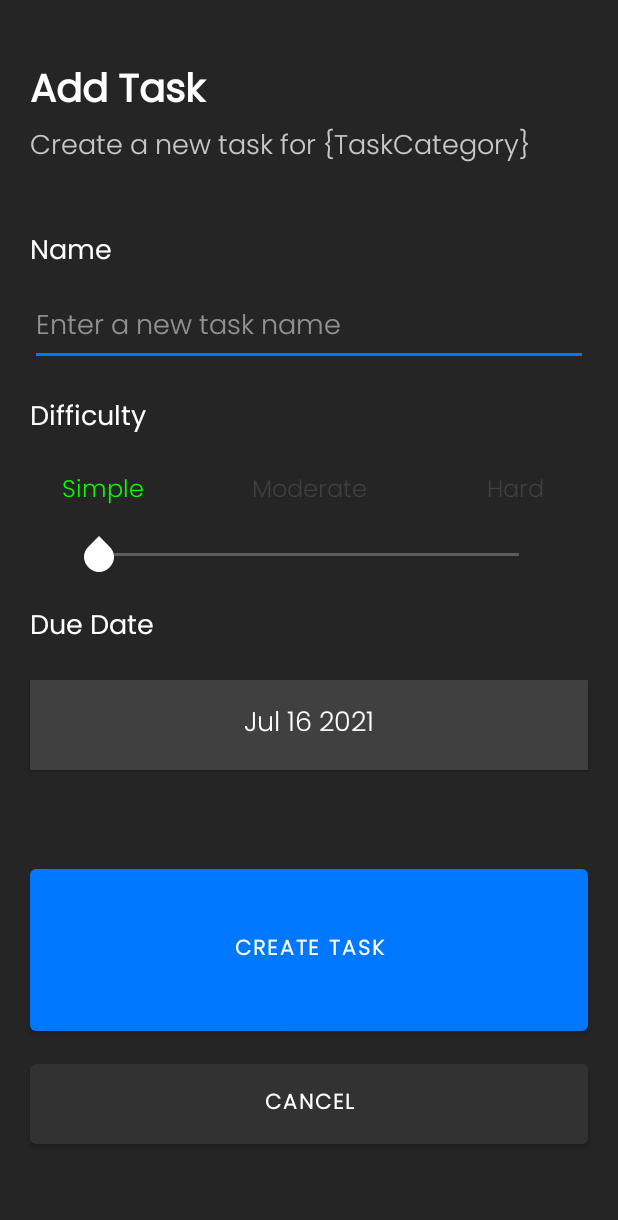
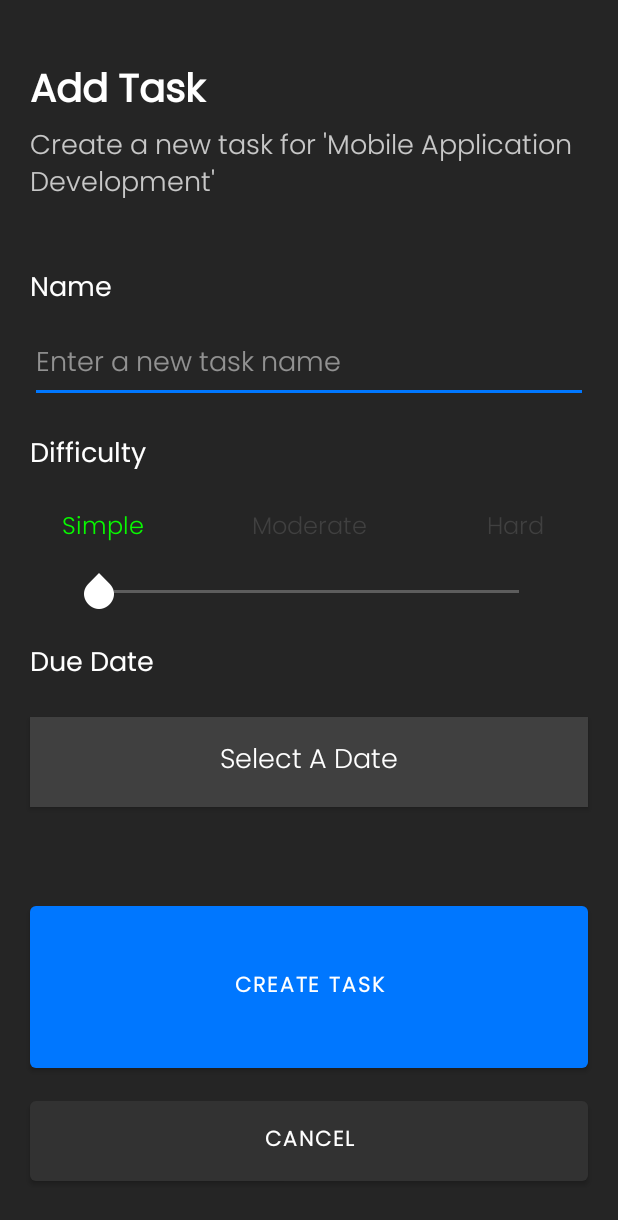
Before and after one commit to s10208233/PTL-MAD-ASSIGNMENT, an Android app: the screen it shows after launch (AddTaskActivity), after a tap on an icon or button, on a phone screen of 412 x 824 dp. Shown: the top 1220 px of the screen. Run offline under Robolectric (Android 15) with nearby library versions, the phone set to English and light mode, and no system bars; libraries missing offline, so code that uses them is left out: androidx.constraintlayout.solver; 1 other tap on this screen came first.

Commit message:
Task Object converted Dates datatypes into Strings, Created function for Creating Task, UX features: Name input field blank prompts toast message and tints edittext red

```diff
--- a/app/src/main/java/sg/edu/np/mad/remembertodo/AddTaskActivity.java
+++ b/app/src/main/java/sg/edu/np/mad/remembertodo/AddTaskActivity.java
@@ -1,6 +1,7 @@
 package sg.edu.np.mad.remembertodo;
 
 import androidx.annotation.ColorInt;
+import androidx.annotation.RequiresApi;
 import androidx.appcompat.app.AppCompatActivity;
 import androidx.appcompat.widget.ResourceManagerInternal;
 
@@ -9,15 +10,20 @@ import android.app.AlertDialog;
 import android.app.DatePickerDialog;
 import android.content.Intent;
 import android.graphics.Color;
+import android.os.Build;
 import android.os.Bundle;
 import android.view.View;
 import android.widget.Button;
 import android.widget.DatePicker;
+import android.widget.EditText;
 import android.widget.SeekBar;
 import android.widget.TextView;
 import android.widget.Toast;
 
 import java.util.Calendar;
+
+//  static_categorylist to be converted to database
+import static sg.edu.np.mad.remembertodo.ViewTaskActivity.static_categorylist;
 
 public class AddTaskActivity extends AppCompatActivity {
 
@@ -29,30 +35,42 @@ public class AddTaskActivity extends AppCompatActivity {
         super.onCreate(savedInstanceState);
         setContentView(R.layout.activity_add_task);
 
+        //  Receiving Information From Intent
+        Intent intent_extra = getIntent();
+        String task_category_name = intent_extra.getStringExtra("TaskCategoryName");
+        int task_category_position = intent_extra.getIntExtra("TaskCategoryPosition",0);
+
+        //  UX Message: Subtitle category name
+        TextView subtitle_message = findViewById(R.id.AddTaskSubtitle);
+        subtitle_message.setText("Create a new task for '" + task_category_name + "'");
+
+        //  EditText TaskName
+        EditText new_task_name_edittext = findViewById(R.id.editTextNewTaskName);
+
         //  Difficulty Seekbar
-        SeekBar diffseekbar = findViewById(R.id.addTaskDifficultySeekbar);
+        SeekBar difficulty_seekbar = findViewById(R.id.addTaskDifficultySeekbar);
         TextView feedback_simple = findViewById(R.id.diffTextSimple);
         TextView feedback_moderate = findViewById(R.id.diffTextModerate);
         TextView feedback_hard = findViewById(R.id.diffTextHard);
 
-        diffseekbar.setOnSeekBarChangeListener(new SeekBar.OnSeekBarChangeListener() {
+        difficulty_seekbar.setOnSeekBarChangeListener(new SeekBar.OnSeekBarChangeListener() {
             @Override
             public void onProgressChanged(SeekBar seekBar, int i, boolean b) {
 
                 if (seekBar.getProgress() == 0){
-                    feedback_simple.setTextColor(Color.GREEN);
-                    feedback_moderate.setTextColor(Color.GRAY);
-                    feedback_hard.setTextColor(Color.GRAY);
+                    feedback_simple.setTextColor(getApplicationContext().getResources().getColorStateList(R.color.simple));
+                    feedback_moderate.setTextColor(getApplicationContext().getResources().getColorStateList(R.color.gray));
+                    feedback_hard.setTextColor(getApplicationContext().getResources().getColorStateList(R.color.gray));
                 }
                 if (seekBar.getProgress() == 1){
-                    feedback_simple.setTextColor(Color.GRAY);
-                    feedback_moderate.setTextColor(Color.YELLOW);
-                    feedback_hard.setTextColor(Color.GRAY);
+                    feedback_simple.setTextColor(getApplicationContext().getResources().getColorStateList(R.color.gray));
+                    feedback_moderate.setTextColor(getApplicationContext().getResources().getColorStateList(R.color.moderate));
+                    feedback_hard.setTextColor(getApplicationContext().getResources().getColorStateList(R.color.gray));
                 }
                 if (seekBar.getProgress() == 2){
-                    feedback_simple.setTextColor(Color.GRAY);
-                    feedback_moderate.setTextColor(Color.GRAY);
-                    feedback_hard.setTextColor(Color.RED);
+                    feedback_simple.setTextColor(getApplicationContext().getResources().getColorStateList(R.color.gray));
+                    feedback_moderate.setTextColor(getApplicationContext().getResources().getColorStateList(R.color.gray));
+                    feedback_hard.setTextColor(getApplicationContext().getResources().getColorStateList(R.color.hard));
                 }
             }
 
@@ -67,24 +85,39 @@ public class AddTaskActivity extends AppCompatActivity {
             }
         });
 
-        //  Date Picker
+        //  Date Picker Button
         initDatePicker();
         dateButton = findViewById(R.id.datePickerButton);
-        dateButton.setText(getTodaysDate());
+        //  dateButton.setText(getTodaysDate());
 
-        //  Create Task
+        //  Create Task Button
         findViewById(R.id.createTaskBtn).setOnClickListener(new View.OnClickListener() {
+            @RequiresApi(api = Build.VERSION_CODES.LOLLIPOP)
             @Override
             public void onClick(View view) {
-
+                //  Task Object Parameters
+                String TaskName_value = new_task_name_edittext.getText().toString();
+                int Difficulty_value = difficulty_seekbar.getProgress();
+                String DueDate_value = dateButton.getText().toString();
+                if (TaskName_value.matches("")){
+                    new_task_name_edittext.setBackgroundTintList(getApplicationContext().getResources().getColorStateList(R.color.hard));
+                    Toast.makeText(AddTaskActivity.this, "Please give this task a name!", Toast.LENGTH_SHORT).show();
+                }
+                else{
+                    if (DueDate_value.matches("Select A Date")){
+                        DueDate_value = "-";
+                    }
+                    Task NewTaskObject = new Task(TaskName_value, Difficulty_value, DueDate_value,false, getTodaysDate());
+                    static_categorylist.get(task_category_position).getTaskList().add(NewTaskObject);
+                    finish();
+                }
             }
         });
 
-        //  CANCEL BUTTON
+        //  Cancel Button
         findViewById(R.id.cancelTaskBtn).setOnClickListener(new View.OnClickListener() {
             @Override
             public void onClick(View view) {
-                startActivity(new Intent(AddTaskActivity.this, ViewTaskActivity.class));
                 finish();
             }
         });
--- /dev/null
+++ b/app/src/main/java/sg/edu/np/mad/remembertodo/CombinedTaskDatabaseHandler.java
@@ -0,0 +1,88 @@
+package sg.edu.np.mad.remembertodo;
+
+import android.content.ContentValues;
+import android.content.Context;
+import android.database.Cursor;
+import android.database.sqlite.SQLiteDatabase;
+import android.database.sqlite.SQLiteOpenHelper;
+import java.util.ArrayList;
+
+public class CombinedTaskDatabaseHandler extends SQLiteOpenHelper {
+
+    public static String DATABASE_NAME = "taskcategory.db";
+    public static String TASKCATEGORY = "TaskCategory";
+    public static String COLUMN_TASKCATEGORYNAME = "TaskCategoryName";
+    public static String COLUMN_COLORCODE = "ColorCode";
+    public static String COLUMN_TASKNAME = "TaskName";
+    public static String COLUMN_DIFFICULTY = "Difficulty";
+    public static String COLUMN_DUEDATE = "DueDate";
+    public static String COLUMN_COMPLETEBOOL = "Completed";
+    public static String COLUMN_CREATEDDATE = "CreatedDate";
+    public static int DATABASE_VERSION = 1;
+
+    public CombinedTaskDatabaseHandler(Context context, String name, SQLiteDatabase.CursorFactory factory, int version)
+    {
+        super(context, DATABASE_NAME, factory, DATABASE_VERSION);
+    }
+
+    @Override
+    public void onCreate(SQLiteDatabase db) {
+        db.execSQL(
+                "CREATE TABLE " + TASKCATEGORY + "(" +
+                        COLUMN_TASKCATEGORYNAME + " TEXT," +
+                        COLUMN_COLORCODE + " TEXT," +
+                        COLUMN_TASKNAME + " TEXT," +
+                        COLUMN_DIFFICULTY + " TEXT," +
+                        COLUMN_DUEDATE + " TEXT," +
+                        COLUMN_COMPLETEBOOL + " INTEGER," +
+                        COLUMN_CREATEDDATE + " TEXT)"
+        );
+    }
+
+    @Override
+    public void onUpgrade(SQLiteDatabase db, int i, int i1) {
+        db.execSQL("DROP TABLE IF EXISTS " + TASKCATEGORY);
+        onCreate(db);
+    }
+
+
+    //  NOTE TO SELF: More needed, AddTask, Remove Task, getTaskCategoryList
+
+//    public ArrayList<TaskCategory> getTaskCategoryList(){
+//        ArrayList<TaskCategory> TaskCategoryList = new ArrayList<>();
+//
+//        SQLiteDatabase db = this.getReadableDatabase();
+//        Cursor cursor = db.rawQuery("SELECT * FROM "+ TASKCATEGORY,null);
+//        try{
+//            while (cursor.moveToNext()) {
+//                boolean followquery;
+//                if((cursor.getInt(3)==1)){
+//                    followquery = true;
+//                }else{followquery = false;}
+//                TaskCategoryList.add(new TaskCategory(
+//                        cursor.getString(0),
+//                        cursor.getString(1),
+//                        cursor.getInt(2),
+//                        followquery));
+//            }
+//        }
+//        finally {
+//            cursor.close();
+//            return TaskCategoryList;
+//        }
+//    }
+
+//    public void addTask(Task task){
+//        ContentValues values = new ContentValues();
+//        values.put(COLUMN_TASKNAME,task.getTaskName());
+//        values.put(COLUMN_DESC,task.get());
+//        values.put(COLUMN_ID,user.getId());
+//        int boolVal;
+//        if(user.isFollowed() == true){boolVal = 1;} else{boolVal=0;}
+//        values.put(COLUMN_FOLLOWED,boolVal);
+//
+//        SQLiteDatabase db = this.getWritableDatabase();
+//        db.insert(USERS,null, values);
+//        db.close();
+//    }
+}
--- a/app/src/main/java/sg/edu/np/mad/remembertodo/Task.java
+++ b/app/src/main/java/sg/edu/np/mad/remembertodo/Task.java
@@ -6,11 +6,11 @@ public class Task {
 
     private String TaskName;
     private int Difficulty;
-    private Date DueDate;
+    private String DueDate;
     private boolean Completed;
-    private Date DateCreated;
+    private String DateCreated;
 
-    public Task(String TaskName, int Difficulty, Date DueDate, boolean Completed, Date DateCreated){
+    public Task(String TaskName, int Difficulty, String DueDate, boolean Completed, String DateCreated){
         this.TaskName = TaskName;
         this.Difficulty = Difficulty;
         this.DateCreated = DateCreated;
@@ -26,19 +26,19 @@ public class Task {
         TaskName = taskName;
     }
 
-    public Date getDateCreated() {
-        return DateCreated;
+    public int getDifficulty() {
+        return Difficulty;
     }
 
-    public void setDateCreated(Date dateCreated) {
-        DateCreated = dateCreated;
+    public void setDifficulty(int difficulty) {
+        Difficulty = difficulty;
     }
 
-    public Date getDueDate() {
+    public String getDueDate() {
         return DueDate;
     }
 
-    public void setDueDate(Date dueDate) {
+    public void setDueDate(String dueDate) {
         DueDate = dueDate;
     }
 
@@ -49,4 +49,12 @@ public class Task {
     public void setCompleted(boolean completed) {
         Completed = completed;
     }
+
+    public String getDateCreated() {
+        return DateCreated;
+    }
+
+    public void setDateCreated(String dateCreated) {
+        DateCreated = dateCreated;
+    }
 }
--- a/app/src/main/java/sg/edu/np/mad/remembertodo/TaskAdapter.java
+++ b/app/src/main/java/sg/edu/np/mad/remembertodo/TaskAdapter.java
@@ -28,13 +28,18 @@ public class TaskAdapter extends RecyclerView.Adapter<TaskViewHolder> {
     @Override
     public void onBindViewHolder(TaskViewHolder holder, int position) {
 
+        //  Task Name
         holder.Single_Task_Name.setText(data.get(position).getTaskName());
-        holder.Single_Task_DueDate.setText(data.get(position).getDueDate().toString());
 
-        if (data.get(position).isCompleted() == true) {
+        //  Task Due Date
+        holder.Single_Task_DueDate.setText(data.get(position).getDueDate());
+
+        //  Checkbox
+        if (data.get(position).isCompleted()) {
             holder.Single_Task_Checkbox.setChecked(true);
         }
 
+        //  Alternating Background Color
         if (position%2 == 0){
             holder.task_constraint_layout.setBackgroundColor(Color.parseColor("#66000000"));
         }
--- a/app/src/main/java/sg/edu/np/mad/remembertodo/TaskCategoryAdapater.java
+++ b/app/src/main/java/sg/edu/np/mad/remembertodo/TaskCategoryAdapater.java
@@ -46,9 +46,10 @@ public class TaskCategoryAdapater extends RecyclerView.Adapter<TaskCategoryViewH
                 Intent addtask = new Intent(context, AddTaskActivity.class);
                 addtask.setFlags(Intent.FLAG_ACTIVITY_NEW_TASK);
 
-                //  Passing data
-                Bundle databundle = new Bundle();
-                databundle.putInt("TaskCategory_Position", position);
+                //  Passing data & Starting AddTaskActivity
+                  Bundle databundle = new Bundle();
+                  databundle.putInt("TaskCategoryPosition", position);
+                  databundle.putString("TaskCategoryName", data.get(position).getTaskCategoryName());
 
                 //  Start AddTaskActivity
                 addtask.putExtras(databundle);
--- a/app/src/main/java/sg/edu/np/mad/remembertodo/ViewTaskActivity.java
+++ b/app/src/main/java/sg/edu/np/mad/remembertodo/ViewTaskActivity.java
@@ -1,12 +1,19 @@
 package sg.edu.np.mad.remembertodo;
 
+import androidx.annotation.RequiresApi;
 import androidx.appcompat.app.AppCompatActivity;
 import androidx.recyclerview.widget.DefaultItemAnimator;
 import androidx.recyclerview.widget.LinearLayoutManager;
 import androidx.recyclerview.widget.RecyclerView;
 
+import android.os.Build;
 import android.os.Bundle;
+import android.view.View;
 
+import java.text.DateFormat;
+import java.text.SimpleDateFormat;
+import java.time.LocalDateTime;
+import java.time.format.DateTimeFormatter;
 import java.util.ArrayList;
 import java.util.Arrays;
 import java.util.Calendar;
@@ -14,45 +21,131 @@ import java.util.Date;
 
 public class ViewTaskActivity extends AppCompatActivity {
 
+    static ArrayList<TaskCategory> static_categorylist;
+    TaskCategoryAdapater taskcategoryadapter;
+
+    CombinedTaskDatabaseHandler taskcategory_DBhandler = new CombinedTaskDatabaseHandler(this,null,null,1);
+
+    @RequiresApi(api = Build.VERSION_CODES.O)
     @Override
     protected void onCreate(Bundle savedInstanceState) {
         super.onCreate(savedInstanceState);
         setContentView(R.layout.activity_view_task);
 
-        ArrayList<TaskCategory> TaskCategory_List = new ArrayList<>();
+        ArrayList<TaskCategory> TaskCategoryList = new ArrayList<>();
+
+        //  START Sample
+        DateTimeFormatter dtf = DateTimeFormatter.ofPattern("yyyy/MM/dd HH:mm:ss");
+        LocalDateTime now = LocalDateTime.now();
+
+        SimpleDateFormat simpledateformat = new SimpleDateFormat("MM dd yyyy");
+
+        DateTimeFormatter dateTimeFormatter = DateTimeFormatter.ofPattern("MM/dd/YYYY");
+        LocalDateTime currentDate = LocalDateTime.now();
+
+        Calendar calendar = Calendar.getInstance();
+        String currDate = DateFormat.getDateInstance().format(calendar.getTime());
+        //  END Sample
 
 
-
-        TaskCategory_List.add(new TaskCategory("Mobile Application Development",
+        //  Sample Local Data
+        //  NOTE TO SELF: Fix date format to just date instead of full string
+        TaskCategoryList.add(new TaskCategory("Mobile Application Development",
                 new ArrayList<Task>(
                         Arrays.asList(
-                                new Task("Sample", 0,Calendar.getInstance().getTime(), false, Calendar.getInstance().getTime()),
-                                new Task("Sample", 0,Calendar.getInstance().getTime(), false, Calendar.getInstance().getTime()),
-                                new Task("Sample", 0,Calendar.getInstance().getTime(), false, Calendar.getInstance().getTime()),
-                                new Task("Sample", 0,Calendar.getInstance().getTime(), false, Calendar.getInstance().getTime())
+                                new Task("Sample", 0, getTodaysDate(), false, getTodaysDate()),
+                                new Task("Sample", 0, getTodaysDate(), false, getTodaysDate()),
+                                new Task("Sample", 0, getTodaysDate(), false, getTodaysDate()),
+                                new Task("Sample", 0, getTodaysDate(), false, getTodaysDate())
                         )
                 ),
                 ""));
 
-        TaskCategory_List.add(new TaskCategory("Others",
+        TaskCategoryList.add(new TaskCategory("Others",
                 new ArrayList<Task>(
                         Arrays.asList(
-                                new Task("Sample", 0,Calendar.getInstance().getTime(), false, Calendar.getInstance().getTime()),
-                                new Task("Sample", 0,Calendar.getInstance().getTime(), true, Calendar.getInstance().getTime()),
-                                new Task("Sample", 0,Calendar.getInstance().getTime(), false, Calendar.getInstance().getTime())
+                                new Task("Sample", 0, getTodaysDate(), true, getTodaysDate()),
+                                new Task("Sample", 0, getTodaysDate(), false, getTodaysDate())
                         )
                 ),
                 ""));
 
+        TaskCategoryList.add(new TaskCategory("Sample 3",
+                new ArrayList<Task>(), ""));
 
-        // Main RCview
+        static_categorylist = TaskCategoryList;
+
+
+        // Main RecyclerView for displaying TaskCategories
         RecyclerView rview_cat_holder = findViewById(R.id.rview_category_holder);
-        TaskCategoryAdapater adptr = new TaskCategoryAdapater(TaskCategory_List, getApplicationContext());
+        //  Change static_categorylist once db is made
+        TaskCategoryAdapater adptr = new TaskCategoryAdapater(static_categorylist, getApplicationContext());
         LinearLayoutManager lm = new LinearLayoutManager(this);
         rview_cat_holder.setLayoutManager(lm);
         rview_cat_holder.setItemAnimator(new DefaultItemAnimator());
         rview_cat_holder.setAdapter(adptr);
 
+        taskcategoryadapter = adptr;
+
+        //  Floating Action Button - Create New Category
+        findViewById(R.id.add_cat_btn).setOnClickListener(new View.OnClickListener() {
+            @Override
+            public void onClick(View view) {
+
+            }
+        });
     }
 
+    //  Date Functions
+    private String getTodaysDate()
+    {
+        Calendar cal = Calendar.getInstance();
+        int year = cal.get(Calendar.YEAR);
+        int month = cal.get(Calendar.MONTH);
+        month = month + 1;
+        int day = cal.get(Calendar.DAY_OF_MONTH);
+        return makeDateString(day, month, year);
+    }
+
+    private String makeDateString(int day, int month, int year)
+    {
+        return getMonthFormat(month) + " " + day + " " + year;
+    }
+
+    private String getMonthFormat(int month)
+    {
+        if(month == 1)
+            return "Jan";
+        if(month == 2)
+            return "Feb";
+        if(month == 3)
+            return "Mar";
+        if(month == 4)
+            return "Apr";
+        if(month == 5)
+            return "May";
+        if(month == 6)
+            return "Jun";
+        if(month == 7)
+            return "Jul";
+        if(month == 8)
+            return "Aug";
+        if(month == 9)
+            return "Sep";
+        if(month == 10)
+            return "Oct";
+        if(month == 11)
+            return "Nov";
+        if(month == 12)
+            return "Dec";
+
+        //default should never happen
+        return "Jan";
+    }
+
+    @Override
+    protected void onResume() {
+        super.onResume();
+        taskcategoryadapter.notifyDataSetChanged();
+    }
 }
```
